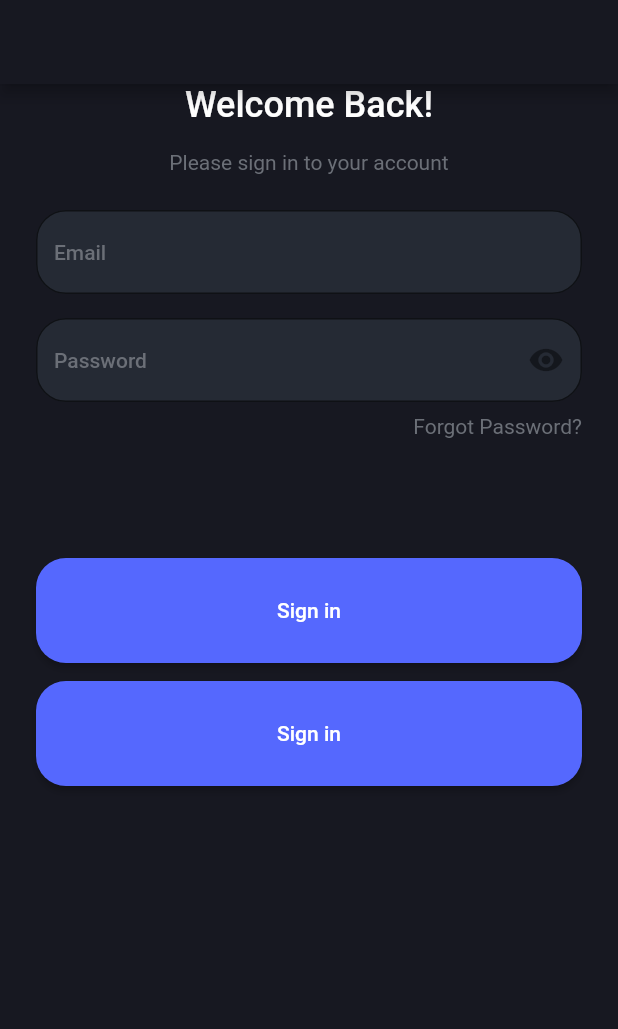
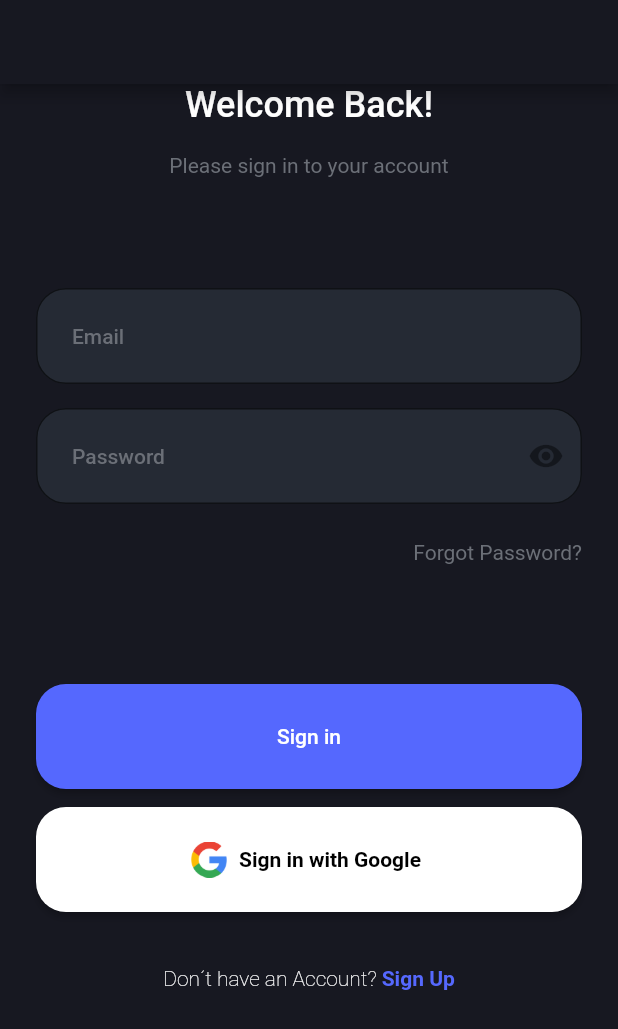
Before and after one commit to raphaelbarbosaqwerty/Agioapp, a Flutter app: the screen it shows after launch, on a phone screen of 412 x 824 dp. Shown: the top 1029 px of the screen. Run offline on Flutter 3.47's test engine with Material 2 defaults, Android fonts, the phone set to English and light mode, and no system bars; our stand-ins replace flutter_modular, google_fonts, mobx; generated files the repository leaves out were written again.

Commit message:
LoginModule finished

```diff
--- a/agioapp/lib/app/modules/login/login_page.dart
+++ b/agioapp/lib/app/modules/login/login_page.dart
@@ -1,3 +1,5 @@
+import 'package:agioapp/app/utils/atomic/atomic.dart';
+import 'package:agioapp/app/utils/atomic/atoms/the_button/the_button_widget.dart';
 import 'package:flutter_modular/flutter_modular.dart';
 import 'package:agioapp/app/modules/login/login_store.dart';
 import 'package:flutter/material.dart';
@@ -28,14 +30,14 @@ class LoginPageState extends State<LoginPage> {
               ),
             ),
             const SizedBox(
-              height: 16,
+              height: 18,
             ),
             Text(
               'Please sign in to your account',
               style: textTheme.bodyText2?.copyWith(),
             ),
             const SizedBox(
-              height: 24,
+              height: 74,
             ),
             TextFormField(
               controller: TextEditingController(),
@@ -63,7 +65,7 @@ class LoginPageState extends State<LoginPage> {
               ),
             ),
             const SizedBox(
-              height: 8,
+              height: 24,
             ),
             Align(
               alignment: Alignment.centerRight,
@@ -75,25 +77,49 @@ class LoginPageState extends State<LoginPage> {
             const SizedBox(
               height: 80,
             ),
-            SizedBox(
-              width: double.infinity,
-              height: 70,
-              child: ElevatedButton(
-                onPressed: () {},
-                child: Text('Sign in'),
-              ),
+            TheButtonWidget(
+              child: Text('Sign in'),
+              onPressed: () {},
             ),
             const SizedBox(
               height: 12,
             ),
-            SizedBox(
-              width: double.infinity,
-              height: 70,
-              child: ElevatedButton(
-                onPressed: () {},
-                child: Text('Sign in'),
+            TheButtonWidget(
+              icon: Image.asset(
+                'assets/images/icons/google.png',
+                height: 24.0,
               ),
+              child: Text(
+                'Sign in with Google',
+                style: textTheme.bodyText1?.copyWith(
+                  color: Colors.black,
+                  fontWeight: FontWeight.bold,
+                ),
+              ),
+              color: Colors.white,
+              onPressed: () {},
             ),
+            const SizedBox(
+              height: 36,
+            ),
+            Row(
+              mainAxisAlignment: MainAxisAlignment.center,
+              children: [
+                Text(
+                  'Don´t have an Account? ',
+                  style: textTheme.bodyText1?.copyWith(
+                    fontWeight: FontWeight.w100,
+                  ),
+                ),
+                Text(
+                  'Sign Up',
+                  style: textTheme.bodyText2?.copyWith(
+                    color: Atomic.purple,
+                    fontWeight: FontWeight.bold,
+                  ),
+                ),
+              ],
+            )
           ],
         ),
       ),
--- a/agioapp/lib/app/utils/atomic/atomic.dart
+++ b/agioapp/lib/app/utils/atomic/atomic.dart
@@ -4,7 +4,7 @@ import 'package:google_fonts/google_fonts.dart';
 
 class Atomic {
   static Color _nightBlack = Color(0xFF171821);
-  static Color _purple = Color(0xFF5568fe);
+  static Color purple = Color(0xFF5568fe);
   static Color _red = Color(0xFFee786b);
 
   static Color _subtitle = Color(0xFF6b6f77);
@@ -22,7 +22,7 @@ class Atomic {
           ),
       elevatedButtonTheme: ElevatedButtonThemeData(
         style: ElevatedButton.styleFrom(
-          primary: _purple,
+          primary: purple,
           shape: RoundedRectangleBorder(
             borderRadius: BorderRadius.circular(20.0),
           ),
@@ -34,9 +34,13 @@ class Atomic {
       ),
       inputDecorationTheme: InputDecorationTheme(
         fillColor: _formField,
+        contentPadding: EdgeInsets.symmetric(
+          horizontal: 24.0,
+          vertical: 24.0,
+        ),
         focusedBorder: OutlineInputBorder(
           borderSide: BorderSide(
-              color: _purple,
+            color: purple,
           ),
           borderRadius: BorderRadius.circular(20.0),
         ),
@@ -46,7 +50,8 @@ class Atomic {
         ),
         hintStyle: TextStyle(
           color: _subtitle,
-          )),
+        ),
+      ),
       textTheme: TextTheme(
         bodyText1: GoogleFonts.roboto(
           textStyle: TextStyle(
--- /dev/null
+++ b/agioapp/lib/app/utils/atomic/atoms/the_button/the_button_widget.dart
@@ -0,0 +1,46 @@
+import 'package:flutter/material.dart';
+
+class TheButtonWidget extends StatelessWidget {
+  const TheButtonWidget({
+    Key? key,
+    required this.onPressed,
+    required this.child,
+    this.icon,
+    this.color,
+  }) : super(key: key);
+
+  final void Function() onPressed;
+  final Widget? icon;
+  final Widget child;
+  final Color? color;
+
+  @override
+  Widget build(BuildContext context) {
+    if (icon != null) {
+      return SizedBox(
+        width: double.infinity,
+        height: 70,
+        child: ElevatedButton.icon(
+          icon: icon ?? Icon(Icons.done),
+          onPressed: onPressed,
+          label: child,
+          style: ElevatedButton.styleFrom(
+            primary: color,
+          ),
+        ),
+      );
+    }
+
+    return SizedBox(
+      width: double.infinity,
+      height: 70,
+      child: ElevatedButton(
+        onPressed: onPressed,
+        child: child,
+        style: ElevatedButton.styleFrom(
+          primary: color,
+        ),
+      ),
+    );
+  }
+}
--- a/agioapp/pubspec.yaml
+++ b/agioapp/pubspec.yaml
@@ -64,7 +64,8 @@ flutter:
   uses-material-design: true
 
   # To add assets to your application, add an assets section, like this:
-  # assets:
+  assets:
+    - assets/images/icons/google.png
   #   - images/a_dot_burr.jpeg
   #   - images/a_dot_ham.jpeg
 
```
Also changed, not shown: agioapp/assets/images/icons/google.png (added). Lines whose indentation alone changed are shown as unchanged.
